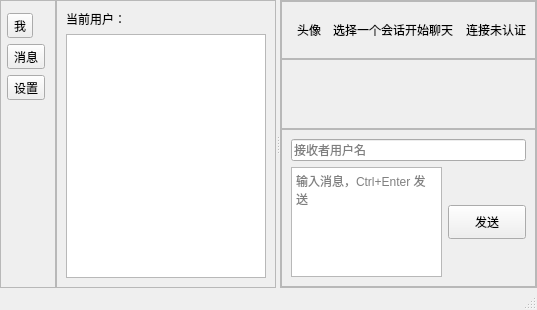
The window that client-qt/mainwindow.ui (JiangZhuoChun/ChatHub) describes before a commit, drawn with Qt 5.
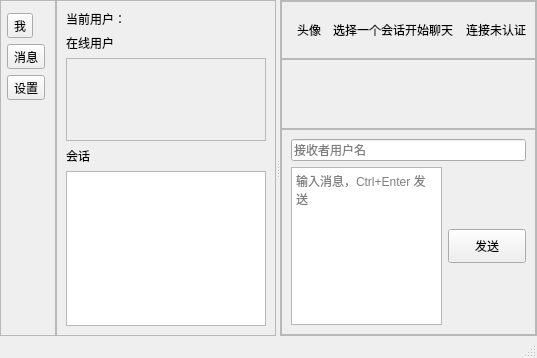
The same window after the commit.

Commit message: 完成 W8-10 在线用户状态快照

```diff
--- a/client-qt/mainwindow.ui
+++ b/client-qt/mainwindow.ui
@@ -7,7 +7,7 @@
     <x>0</x>
     <y>0</y>
     <width>537</width>
-    <height>310</height>
+    <height>358</height>
    </rect>
   </property>
   <property name="windowTitle">
@@ -120,6 +120,36 @@
           </property>
          </widget>
         </item>
+        <item>
+         <widget class="QLabel" name="onlineUsersLabel">
+          <property name="text">
+           <string>在线用户</string>
+          </property>
+          <property name="textFormat">
+           <enum>Qt::TextFormat::AutoText</enum>
+          </property>
+         </widget>
+        </item>
+        <item>
+         <widget class="QListWidget" name="onlineUsersList">
+          <property name="enabled">
+           <bool>false</bool>
+          </property>
+          <property name="maximumSize">
+           <size>
+            <width>16777215</width>
+            <height>120</height>
+           </size>
+          </property>
+         </widget>
+        </item>
+        <item>
+         <widget class="QLabel" name="conversationsLabel">
+          <property name="text">
+           <string>会话</string>
+          </property>
+         </widget>
+        </item>
         <item>
          <widget class="QListWidget" name="conversationList"/>
         </item>
```
The commit also changes 10 other files.
